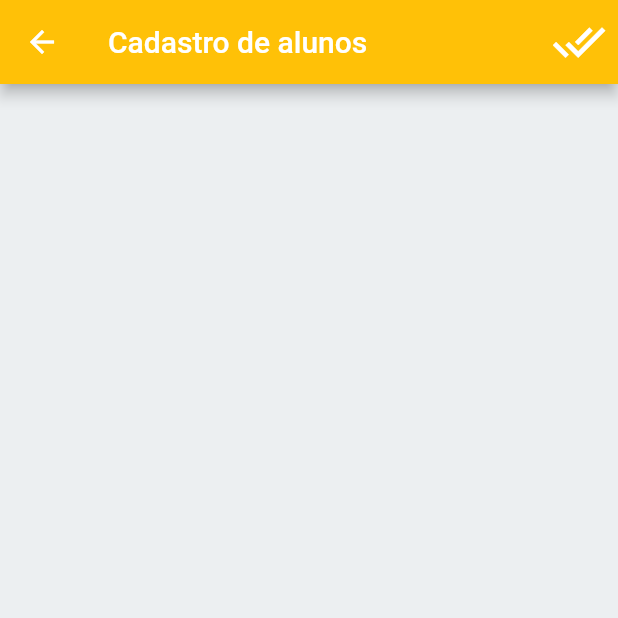
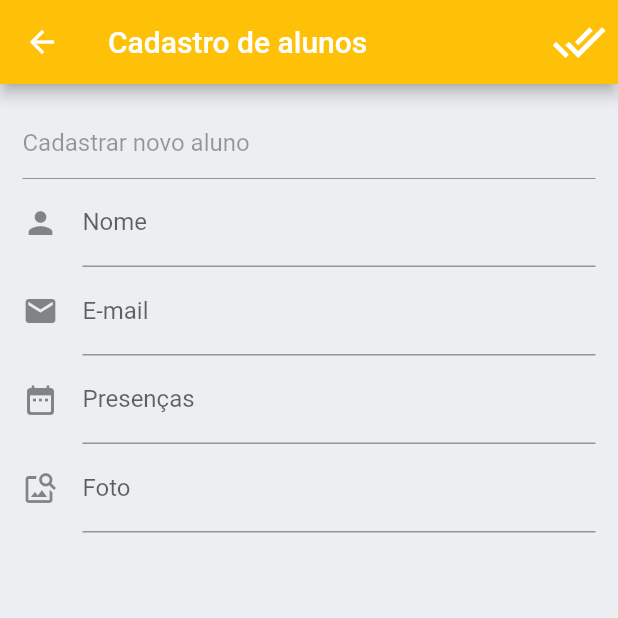
Before and after one commit to dodietks/ProjetoSocial-FE, a Flutter app: the StudentRegisterScreen screen opened by its route, on a phone screen of 412 x 824 dp, the top half of it. Run offline on Flutter 3.47's test engine with Material 2 defaults, Android fonts, the light colour scheme and no system bars.

Commit message:
cadastro de aluinos em 90%

```diff
--- a/lib/Screens/StudentRegister/student_registration_screen.dart
+++ b/lib/Screens/StudentRegister/student_registration_screen.dart
@@ -1,6 +1,36 @@
 import 'package:flutter/material.dart';
+import 'package:projeto_social/models/student.dart';
+import 'package:projeto_social/provider/students.dart';
+import 'package:provider/provider.dart';
 
-class StudentRegisterScreen extends StatelessWidget {
+class StudentRegisterScreen extends StatefulWidget {
+  @override
+  _StudentRegisterScreenState createState() => _StudentRegisterScreenState();
+}
+
+class _StudentRegisterScreenState extends State<StudentRegisterScreen> {
+  final _form = GlobalKey<FormState>();
+
+  final Map<String, String> _formData = {};
+
+  void _getFormData(Student student) {
+    if (student != null) {
+      _formData['id'] = student.id;
+      _formData['name'] = student.name;
+      _formData['email'] = student.email;
+      _formData['attendance'] = student.attendance;
+      _formData['avatarUrl'] = student.avatarUrl;
+    }
+  }
+
+  @override
+  void didChangeDependencies() {
+    super.didChangeDependencies();
+    final Student student = ModalRoute.of(context).settings.arguments;
+
+    _getFormData(student);
+  }
+
   @override
   Widget build(BuildContext context) {
     return Scaffold(
@@ -17,11 +47,92 @@ class StudentRegisterScreen extends StatelessWidget {
               color: Colors.white,
             ),
             onPressed: () {
-              Navigator.of(context).pop();
+              final isValid = _form.currentState.validate();
+              if (isValid) {
+                _form.currentState.save();
+                Provider.of<Students>(context, listen: false).put(
+                  Student(
+                    id: _formData['id'],
+                    name: _formData['name'],
+                    email: _formData['email'],
+                    attendance: _formData['attendance'],
+                    avatarUrl: _formData['avatarUrl'],
+                  ),
+                );
+                Navigator.of(context).pop();
+              }
             },
           )
         ],
       ),
+      body: Padding(
+        padding: EdgeInsets.all(15),
+        child: Form(
+          key: _form,
+          child: Column(
+            children: <Widget>[
+              TextFormField(
+                initialValue: _formData.isEmpty
+                    ? "Cadastrar novo aluno"
+                    : "Matrícula: " + _formData['id'],
+                decoration: InputDecoration(
+                  enabled: false,
+                ),
+              ),
+              TextFormField(
+                initialValue: _formData['name'],
+                decoration: InputDecoration(
+                  labelText: 'Nome',
+                  icon: Icon(Icons.person),
+                ),
+                validator: (value) {
+                  if (value == null || value.trim().isEmpty) {
+                    return 'O campo Nome é obrigatório';
+                  }
+                  if (value.trim().length < 3) {
+                    return 'O campo Nome precisa ter mais que 3 caracteres';
+                  }
+                  return null;
+                },
+                onSaved: (value) => _formData['name'] = value,
+              ),
+              TextFormField(
+                initialValue: _formData['email'],
+                decoration: InputDecoration(
+                  labelText: 'E-mail',
+                  icon: Icon(Icons.mail),
+                ),
+                validator: (value) {
+                  if (value == null || value.trim().isEmpty) {
+                    return 'O campo E-mail é obrigatório';
+                  }
+                  if (value.trim().length < 3) {
+                    return 'O campo E-mail precisa ter mais que 3 caracteres';
+                  }
+                  return null;
+                },
+                onSaved: (value) => _formData['email'] = value,
+              ),
+              TextFormField(
+                initialValue: _formData['attendance'],
+                decoration: InputDecoration(
+                  labelText: 'Presenças',
+                  icon: Icon(Icons.date_range_rounded),
+                ),
+                onSaved: (value) => _formData['attendance'] = value,
+              ),
+              TextFormField(
+                initialValue: _formData['avatarUrl'],
+                decoration: InputDecoration(
+                  labelText: 'Foto',
+                  icon: Icon(Icons.image_search),
+                ),
+                onSaved: (value) => _formData['avatarUrl'] = value,
+              ),
+            ],
+          ),
+        ),
+      ),
     );
   }
 }
--- a/lib/Screens/Welcome/components/components.dart
+++ b/lib/Screens/Welcome/components/background.dart
@@ -12,9 +12,10 @@ class BackGround extends StatelessWidget {
     Size size = MediaQuery.of(context).size;
     //This size provide a total height and width of our screen
     return Container(
+      width: double.infinity,
       height: size.height,
-      width: size.width,
       child: Stack(
+        alignment: Alignment.center,
         children: <Widget>[
           Positioned(
             top: 0,
--- a/lib/Screens/Welcome/components/body.dart
+++ b/lib/Screens/Welcome/components/body.dart
@@ -2,7 +2,7 @@ import 'package:flutter/material.dart';
 import 'package:projeto_social/components/rouded_button.dart';
 import 'package:projeto_social/routes/app_routes.dart';
 
-import 'components.dart';
+import 'background.dart';
 
 class Body extends StatelessWidget {
   @override
--- a/lib/data/DUMMY_STUDENTS.dart
+++ b/lib/data/DUMMY_STUDENTS.dart
@@ -7,25 +7,24 @@ const DUMMY_STUDENTS = {
       email: 'mestrebatman@crescendonoesporte.com.br',
       avatarUrl:
           'https://scontent-gru2-2.cdninstagram.com/v/t51.2885-19/s320x320/131983326_3688639984549898_7138045455198950714_n.jpg?_nc_ht=scontent-gru2-2.cdninstagram.com&_nc_ohc=vUTPVLyolKIAX80Tbr9&tp=1&oh=2737428c5442fcd82764ed41cba169ca&oe=605CE2E8',
-      attendance: "Presenças: 1000"),
+      attendance: "1000"),
   '2': const Student(
       id: '2',
       name: 'Luiza',
       email: 'luiza@crescendonoesporte.com.br',
       avatarUrl:
-          'https://scontent-gru2-2.cdninstagram.com/v/t51.2885-19/s320x320/88300279_250342215963076_7451974958156087296_n.jpg?_nc_ht=scontent-gru2-2.cdninstagram.com&_nc_ohc=Z7f9uqwgbmwAX8e4LZx&tp=1&oh=8ae5c4bee9137a66e0d34aa0e2886706&oe=605DCB06',
-      attendance: "Presenças: 100"),
+          'https://encrypted-tbn0.gstatic.com/images?q=tbn:ANd9GcT0NAOmqssSjKRBCqeEtwjhU_L3iaQ1zKiRdA&usqp=CAU',
+      attendance: "100"),
   '3': const Student(
       id: '3',
       name: 'Thomas Kimberly',
       email: 'thomas@crescendonoesporte.com.br',
-      avatarUrl:
-          'https://scontent-gru2-2.cdninstagram.com/v/t51.2885-19/s320x320/104428312_288795508978161_4325720404421817528_n.jpg?_nc_ht=scontent-gru2-2.cdninstagram.com&_nc_ohc=IAOgIOrFpr4AX_gGfgG&tp=1&oh=75ce613cc35d8bcb1fe6f514630ce2f5&oe=605E7686',
-      attendance: "Presenças: 100"),
+      avatarUrl: 'https://graph.facebook.com/100021182385579/picture',
+      attendance: "100"),
   '4': const Student(
       id: '4',
       name: 'Sem Foto',
       email: 'thomas@crescendonoesporte.com.br',
-      avatarUrl: '',
-      attendance: "Presenças: 9999999"),
+      avatarUrl: 'rerere',
+      attendance: "9999"),
 };
--- a/lib/models/student.dart
+++ b/lib/models/student.dart
@@ -4,13 +4,14 @@ class Student {
   final String id;
   final String name;
   final String email;
+  final String attendance;
   final String avatarUrl;
-  final String attendance;
 
-  const Student(
-      {this.id,
-      @required this.name,
-      @required this.email,
-      @required this.avatarUrl,
-      @required this.attendance});
+  const Student({
+    this.id,
+    @required this.name,
+    @required this.email,
+    this.attendance,
+    this.avatarUrl,
+  });
 }
```
Also changed, not shown: lib/Screens/StudentList/components/student_tile.dart (+42 -3 lines), lib/Screens/StudentRegister/components/background.dart (added, +17 -0 lines), lib/Screens/StudentRegister/components/body.dart (added, +19 -0 lines), lib/components/rouded_button.dart (+9 -6 lines), lib/theme/main_theme.dart (renamed from lib/Screens/theme/main_theme.dart).
